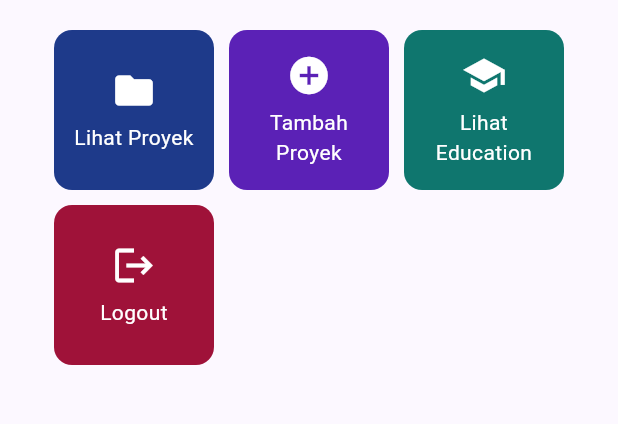
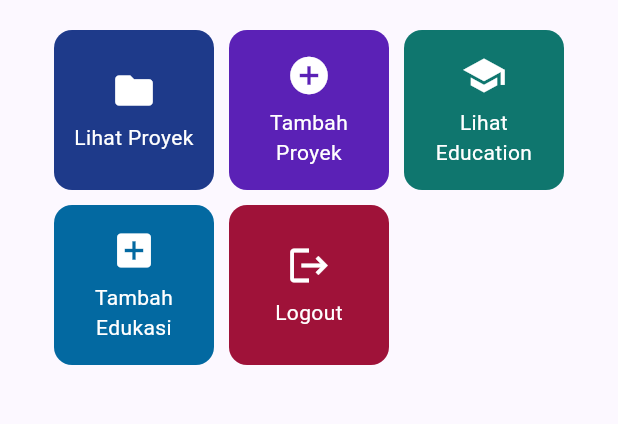
Before and after one commit to DioDateUs/myportofolio_mobile, a Flutter app: the screen it shows after launch, on a phone screen of 412 x 824 dp, the part 387-811 px from its top. Run offline on Flutter 3.47's test engine with Material 3 defaults, Android fonts, the phone set to English and light mode, and no system bars; our stand-ins replace material_ui.

Commit message:
feat(menu): add Tambah Edukasi action card and scrollable layout on home screen

```diff
--- a/lib/screens/menu.dart
+++ b/lib/screens/menu.dart
@@ -13,6 +13,7 @@ class MyHomePage extends StatelessWidget {
     ItemHomepage("Lihat Proyek", Icons.folder, const Color(0xFF1E3A8A)), // Cosmic Deep Blue
     ItemHomepage("Tambah Proyek", Icons.add_circle, const Color(0xFF5B21B6)), // Nebula Purple
     ItemHomepage("Lihat Education", Icons.school, const Color(0xFF0F766E)), // Galactic Teal
+    ItemHomepage("Tambah Edukasi", Icons.add_box, const Color(0xFF0369A1)), // Cosmic Sky Blue
     ItemHomepage("Logout", Icons.logout, const Color(0xFF9F1239)), // Supernova Crimson
   ];
 
@@ -33,8 +34,9 @@ class MyHomePage extends StatelessWidget {
         iconTheme: const IconThemeData(color: Colors.white),
       ),
       drawer: const LeftDrawer(),
-      // Body halaman utama dengan padding di sekelilingnya.
-      body: Padding(
+      // Body halaman utama dengan SingleChildScrollView dan padding di sekelilingnya.
+      body: SingleChildScrollView(
+        child: Padding(
           padding: const EdgeInsets.all(16.0),
           child: Column(
             crossAxisAlignment: CrossAxisAlignment.center,
@@ -68,7 +70,8 @@ class MyHomePage extends StatelessWidget {
 
                     // GridView menampilkan kartu tombol dalam tata letak kisi 3 kolom.
                     GridView.count(
-                    primary: true,
+                      primary: false,
+                      physics: const NeverScrollableScrollPhysics(),
                       padding: const EdgeInsets.all(20),
                       crossAxisSpacing: 10,
                       mainAxisSpacing: 10,
@@ -83,6 +86,7 @@ class MyHomePage extends StatelessWidget {
                 ),
               ),
             ],
+          ),
         ),
       ),
     );
```
Lines whose indentation alone changed are shown as unchanged.
